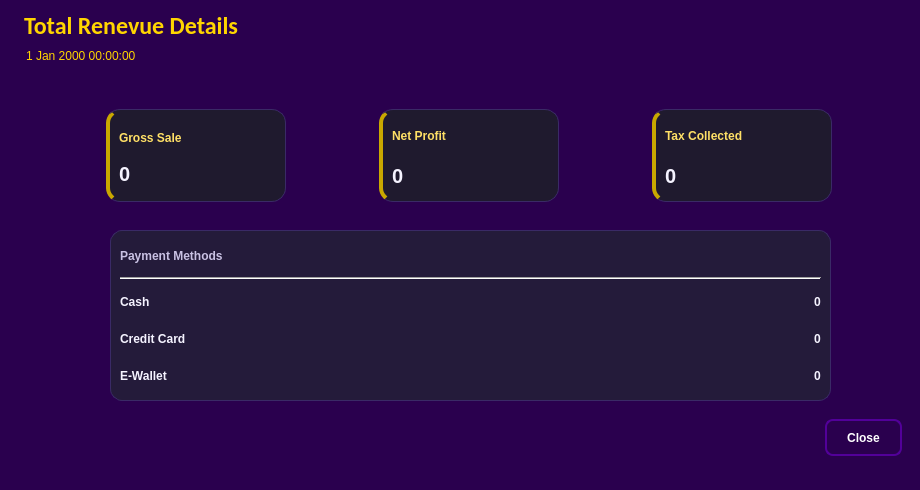
This is UI/totalrev_expand.ui in codenoobie25/ThunderCats as Qt 5 draws it before an edit. The edited form follows.
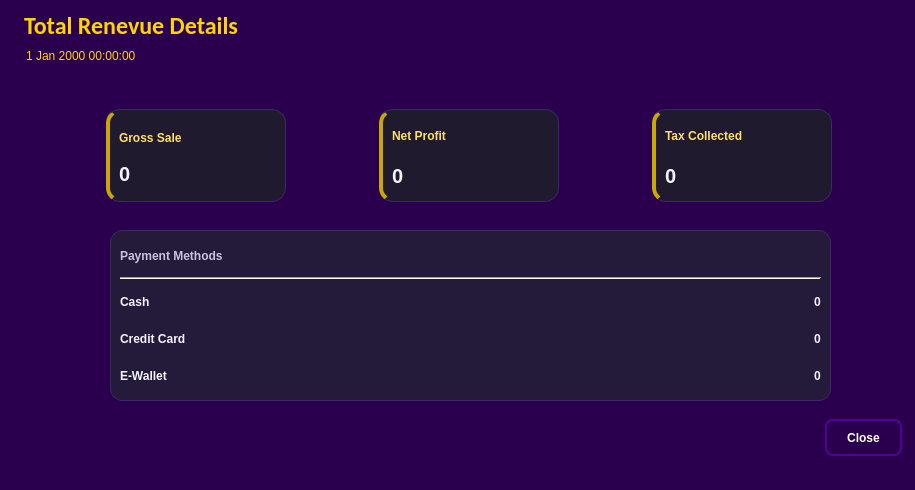
This is the edited form. Icons and pictures are not drawn.

```diff
--- a/UI/totalrev_expand.ui
+++ b/UI/totalrev_expand.ui
@@ -6,10 +6,16 @@
    <rect>
     <x>0</x>
     <y>0</y>
-    <width>920</width>
+    <width>915</width>
     <height>490</height>
    </rect>
   </property>
+  <property name="maximumSize">
+   <size>
+    <width>915</width>
+    <height>490</height>
+   </size>
+  </property>
   <property name="palette">
    <palette>
     <active>
```
Left out of the diff: 2 changed lines with no effect on the pictures.
